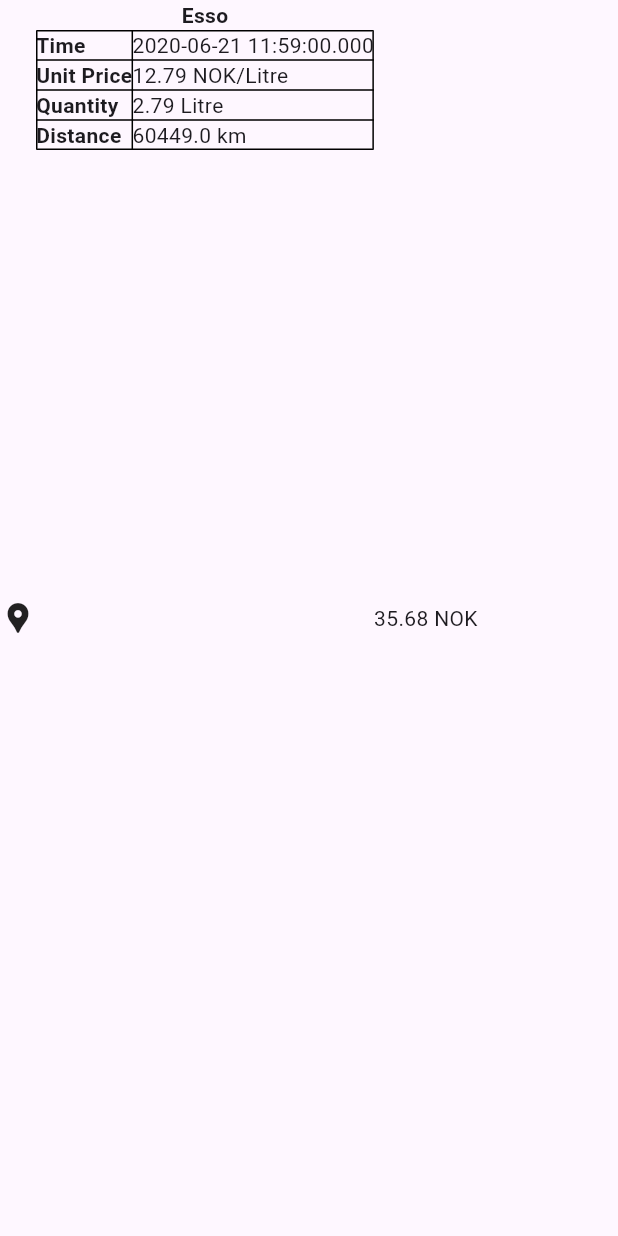
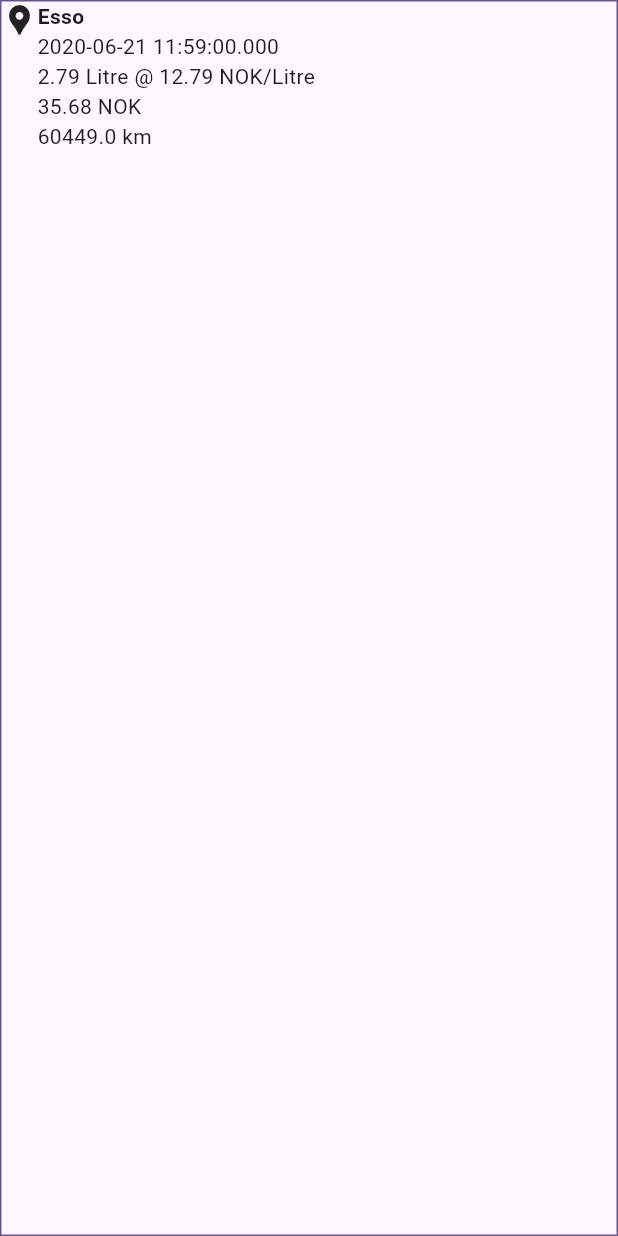
Before and after one commit to Dentsor/MotoLog, a Flutter app: the RefuelCard widget shown alone on an empty page, opened directly with sample values from the repository, on a phone screen of 412 x 824 dp. Run offline on Flutter 3.47's test engine with Material 2 defaults, Android fonts, the phone set to English and light mode, and no system bars; our stand-ins replace sqflite; accounts and stored records are empty.

Commit message:
Refactor refuel history and change fillTank-checkbox text
Issue #3

```diff
--- a/lib/pages/refuel_add_page.dart
+++ b/lib/pages/refuel_add_page.dart
@@ -171,7 +171,7 @@
                   },
                 ),
                 CheckboxFormField(
-                  title: const Text('Filled full tank?'),
+                  title: const Text('Refueled to capacity'),
                   autovalidateMode: AutovalidateMode.onUserInteraction,
                   initialValue: fullTank,
                   validator: (value) {
--- a/lib/widgets/refuel_card.dart
+++ b/lib/widgets/refuel_card.dart
@@ -11,50 +11,29 @@
 
   @override
   Widget build(BuildContext context) {
-    return Row(children: [
-      const Icon(Icons.location_pin),
-      Column(children: [
-        Text(
-          refuel.station,
-          style: const TextStyle(fontWeight: FontWeight.bold),
-        ),
-        Table(
-          border: TableBorder.all(),
-          children: [
-            TableRow(children: [
-              const Text(
-                "Time",
-                style: TextStyle(fontWeight: FontWeight.bold),
+    return Container(
+      decoration: BoxDecoration(
+          border: Border.all(color: Theme.of(context).primaryColor)),
+      child: Row(
+        crossAxisAlignment: CrossAxisAlignment.start,
+        children: [
+          const Icon(Icons.location_pin),
+          Column(
+            crossAxisAlignment: CrossAxisAlignment.start,
+            children: [
+              Text(
+                refuel.station,
+                style: const TextStyle(fontWeight: FontWeight.bold),
               ),
               Text("${refuel.dateTime}"),
-            ]),
-            TableRow(children: [
-              const Text(
-                "Unit Price",
-                style: TextStyle(fontWeight: FontWeight.bold),
-              ),
               Text(
-                  "${(refuel.paid / refuel.quantity).toStringAsFixed(2)} ${Refuel.currency}/${Refuel.fuelUnit}"),
-            ]),
-            TableRow(children: [
-              const Text(
-                "Quantity",
-                style: TextStyle(fontWeight: FontWeight.bold),
-              ),
-              Text("${refuel.quantity} ${Refuel.fuelUnit}"),
-            ]),
-            TableRow(children: [
-              const Text(
-                'Distance',
-                style: TextStyle(fontWeight: FontWeight.bold),
-              ),
-              Text('${refuel.distance} ${Refuel.distanceUnit}'),
-            ]),
-          ],
-          defaultColumnWidth: const IntrinsicColumnWidth(),
-        ),
-      ]),
-      Text("${refuel.paid} ${Refuel.currency}"),
-    ]);
+                  "${refuel.quantity} ${Refuel.fuelUnit} @ ${(refuel.paid / refuel.quantity).toStringAsFixed(2)} ${Refuel.currency}/${Refuel.fuelUnit}"),
+              Text("${refuel.paid} ${Refuel.currency}"),
+              Text("${refuel.distance} ${Refuel.distanceUnit}"),
+            ],
+          ),
+        ],
+      ),
+    );
   }
 }
```
